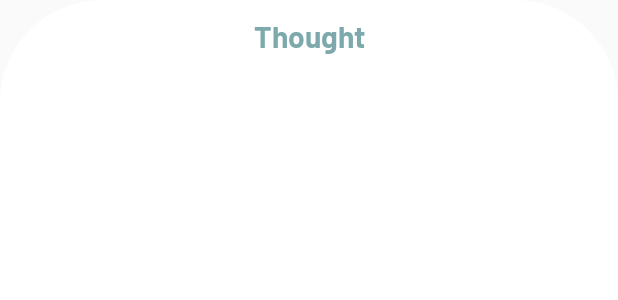
After one commit to piggetro/ANDE, an Android app: the layout bottomsheetlayout_thoughtsexpansionpage_thought.xml on its own in the app's theme, with its tools: preview values and no code run, on a phone screen of 412 x 824 dp. The commit adds this screen. Shown: the top 300 px of the screen. Run offline under Robolectric (Android 15) with nearby library versions, the phone set to English and light mode, and no system bars.

Commit message:
feat: Added dialog box for ThoughtsExpansionPage. Whenever user taps on a thought, the dialog box will pop up

```diff
--- a/app/src/main/java/com/example/ande/activity/MainActivity.java
+++ b/app/src/main/java/com/example/ande/activity/MainActivity.java
@@ -86,7 +86,7 @@ public class MainActivity extends AppCompatActivity implements View.OnClickListe
 
         final Dialog dialog = new Dialog(this);
         dialog.requestWindowFeature(Window.FEATURE_NO_TITLE);
-        dialog.setContentView(R.layout.bottomsheetlayout);
+        dialog.setContentView(R.layout.bottomsheetlayout_homepage_emoji);
 
         LinearLayout happyLayout = dialog.findViewById(R.id.happyOption);
         LinearLayout sadLayout = dialog.findViewById(R.id.sadOption);
--- /dev/null
+++ b/app/src/main/res/layout/bottomsheetlayout_thoughtsexpansionpage_thought.xml
@@ -0,0 +1,35 @@
+<?xml version="1.0" encoding="utf-8"?>
+<LinearLayout xmlns:android="http://schemas.android.com/apk/res/android"
+    android:orientation="vertical"
+    android:layout_width="match_parent"
+    android:layout_height="match_parent"
+    android:background="@drawable/rounded_border">
+
+    <TextView
+        android:id="@+id/thoughtsExpansionBottomSheetTitle"
+        android:layout_width="match_parent"
+        android:layout_height="wrap_content"
+        android:text="Thought"
+        android:textSize="20sp"
+        android:gravity="center"
+        android:padding="10dp"
+        android:fontFamily="@font/barlow"
+        android:textStyle="bold"
+        android:textColor="#7DA9AC"
+        />
+
+    <TextView
+        android:id="@+id/thoughtsExpansionBottomSheetThoughtText"
+        android:layout_width="wrap_content"
+        android:layout_height="wrap_content"
+        android:layout_marginStart="10dp"
+        android:textSize="23sp"
+        android:layout_marginVertical="10dp"
+        android:padding="30dp"
+        android:fontFamily="@font/barlow"
+        android:textStyle="bold"
+        />
+
+
+
+</LinearLayout>
```
Also changed, not shown: app/src/main/java/com/example/ande/activity/ThoughtsExpansionPage.java (+25 -2 lines), app/src/main/res/layout/bottomsheetlayout_homepage_emoji.xml (renamed from app/src/main/res/layout/bottomsheetlayout.xml).
